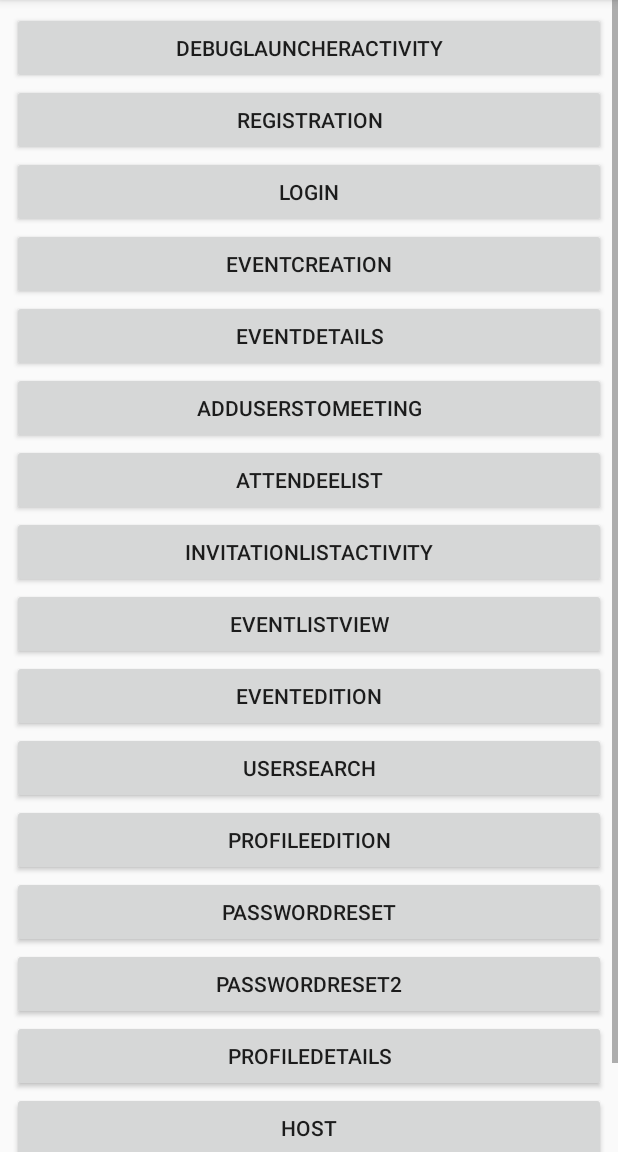
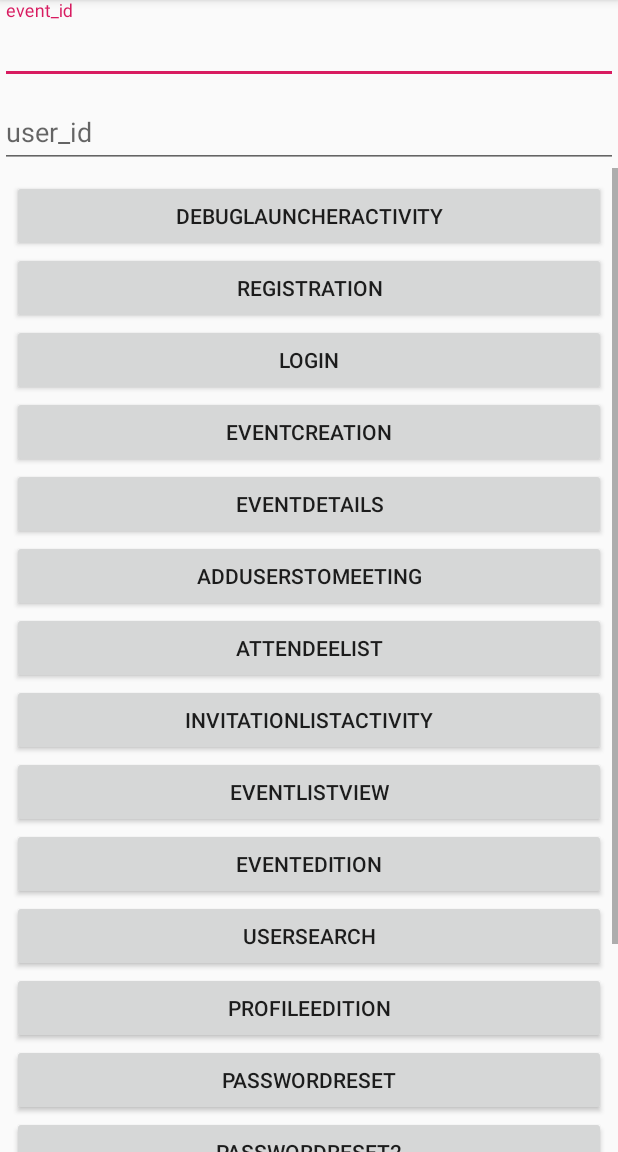
Before and after one commit to HMPerson1/meeting-master, an Android app: the DebugLauncherActivity screen opened directly, with no data from a screen before it, on a phone screen of 412 x 824 dp, the part 84-1236 px from its top. Run offline under Robolectric (Android 15) with nearby library versions, the light colour scheme and no system bars; 1 statement that could not run was skipped.

Commit message:
Add {event,user}_id inputs to DebugLauncherActivity

```diff
--- a/meeting_client/app/src/main/java/com/example/meetingmasterclient/DebugLauncherActivity.java
+++ b/meeting_client/app/src/main/java/com/example/meetingmasterclient/DebugLauncherActivity.java
@@ -7,6 +7,7 @@
 import android.content.pm.PackageManager;
 import android.os.Build;
 import android.os.Bundle;
+import android.support.design.widget.TextInputLayout;
 import android.support.v7.app.AppCompatActivity;
 import android.support.v7.widget.Toolbar;
 import android.util.Log;
@@ -35,6 +36,8 @@
         setSupportActionBar(toolbar);
 
         LinearLayout linearLayout = findViewById(R.id.activities_list);
+        TextInputLayout inputEventId = findViewById(R.id.debug_input_event_id);
+        TextInputLayout inputUserId = findViewById(R.id.debug_input_user_id);
 
         ActivityInfo[] activityInfos = new ActivityInfo[0];
         try {
@@ -52,7 +55,18 @@
         }).filter(Objects::nonNull).forEach(activityClass -> {
             Button button = new Button(DebugLauncherActivity.this);
             button.setText(activityClass.getSimpleName());
-            button.setOnClickListener(v -> startActivity(new Intent(DebugLauncherActivity.this, activityClass)));
+            button.setOnClickListener(v -> {
+                Intent intent = new Intent(DebugLauncherActivity.this, activityClass);
+                String event_id_str = inputEventId.getEditText().getText().toString();
+                if (!event_id_str.isEmpty()) {
+                    intent.putExtra("event_id", Integer.parseInt(event_id_str));
+                }
+                String user_id_str = inputUserId.getEditText().getText().toString();
+                if (!user_id_str.isEmpty()) {
+                    intent.putExtra("user_id", Integer.parseInt(user_id_str));
+                }
+                startActivity(intent);
+            });
             linearLayout.addView(button);
         });
 
--- a/meeting_client/app/src/main/res/layout/activity_debug_launcher.xml
+++ b/meeting_client/app/src/main/res/layout/activity_debug_launcher.xml
@@ -20,25 +20,51 @@
 
     </android.support.design.widget.AppBarLayout>
 
-    <ScrollView
+    <LinearLayout
         android:layout_width="match_parent"
         android:layout_height="match_parent"
+        android:orientation="vertical"
         app:layout_behavior="@string/appbar_scrolling_view_behavior">
 
-        <LinearLayout
-            android:id="@+id/activities_list"
+        <android.support.design.widget.TextInputLayout
+            android:id="@+id/debug_input_event_id"
             android:layout_width="match_parent"
             android:layout_height="wrap_content"
-            android:layout_marginStart="8dp"
-            android:layout_marginTop="8dp"
-            android:layout_marginEnd="8dp"
-            android:layout_marginBottom="8dp"
-            android:orientation="vertical"
-            android:paddingBottom="8dp"
-            app:layout_constraintBottom_toBottomOf="parent"
-            app:layout_constraintEnd_toEndOf="parent"
-            app:layout_constraintStart_toStartOf="parent"
-            app:layout_constraintTop_toTopOf="parent" />
-    </ScrollView>
+            android:layout_weight="0"
+            android:hint="event_id">
+
+            <android.support.design.widget.TextInputEditText
+                android:layout_width="match_parent"
+                android:layout_height="wrap_content"
+                android:inputType="number" />
+        </android.support.design.widget.TextInputLayout>
+
+        <android.support.design.widget.TextInputLayout
+            android:id="@+id/debug_input_user_id"
+            android:layout_width="match_parent"
+            android:layout_height="wrap_content"
+            android:layout_weight="0"
+            android:hint="user_id">
+
+            <android.support.design.widget.TextInputEditText
+                android:layout_width="match_parent"
+                android:layout_height="wrap_content"
+                android:inputType="number" />
+        </android.support.design.widget.TextInputLayout>
+
+        <ScrollView
+            android:layout_width="match_parent"
+            android:layout_height="match_parent"
+            android:layout_weight="1">
+
+            <LinearLayout
+                android:id="@+id/activities_list"
+                android:layout_width="match_parent"
+                android:layout_height="wrap_content"
+                android:orientation="vertical"
+                android:padding="8dp" />
+        </ScrollView>
+
+    </LinearLayout>
 
 </android.support.design.widget.CoordinatorLayout>
```
